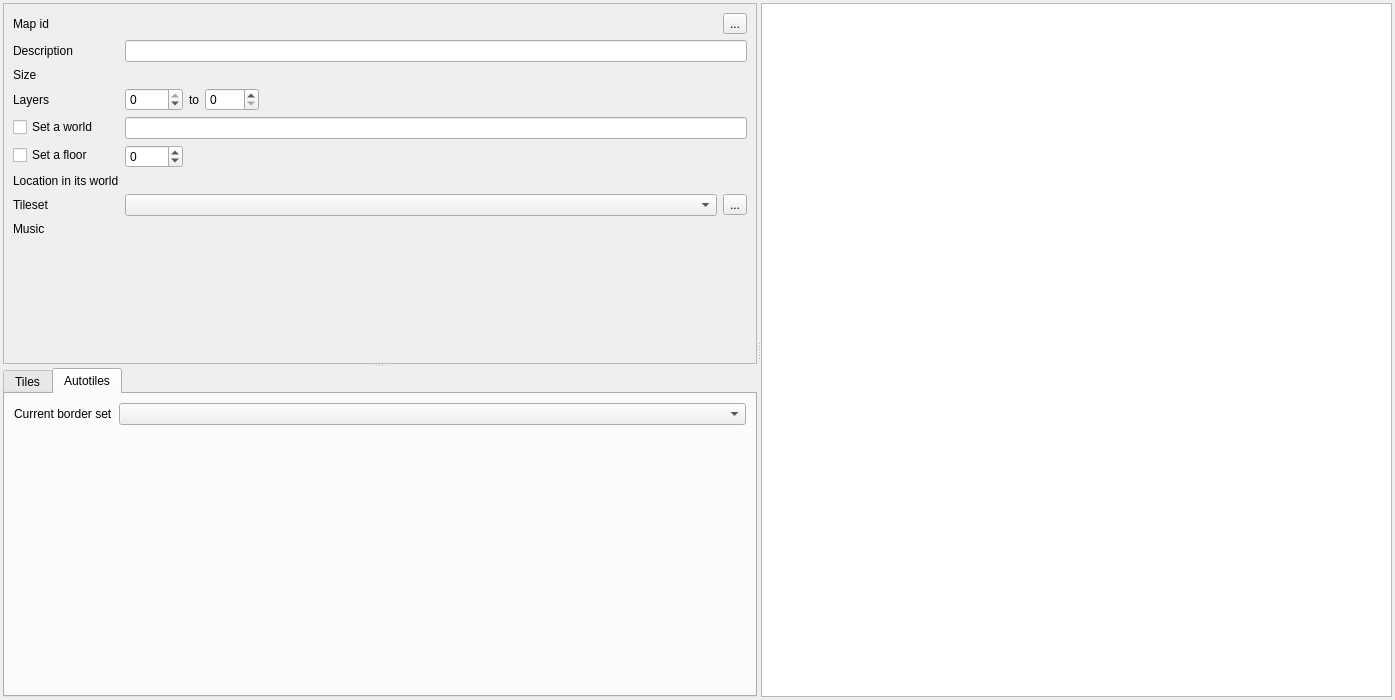
Above: src/widgets/map_editor.ui from Kangie/solarus before the change. Below: the same form after it.
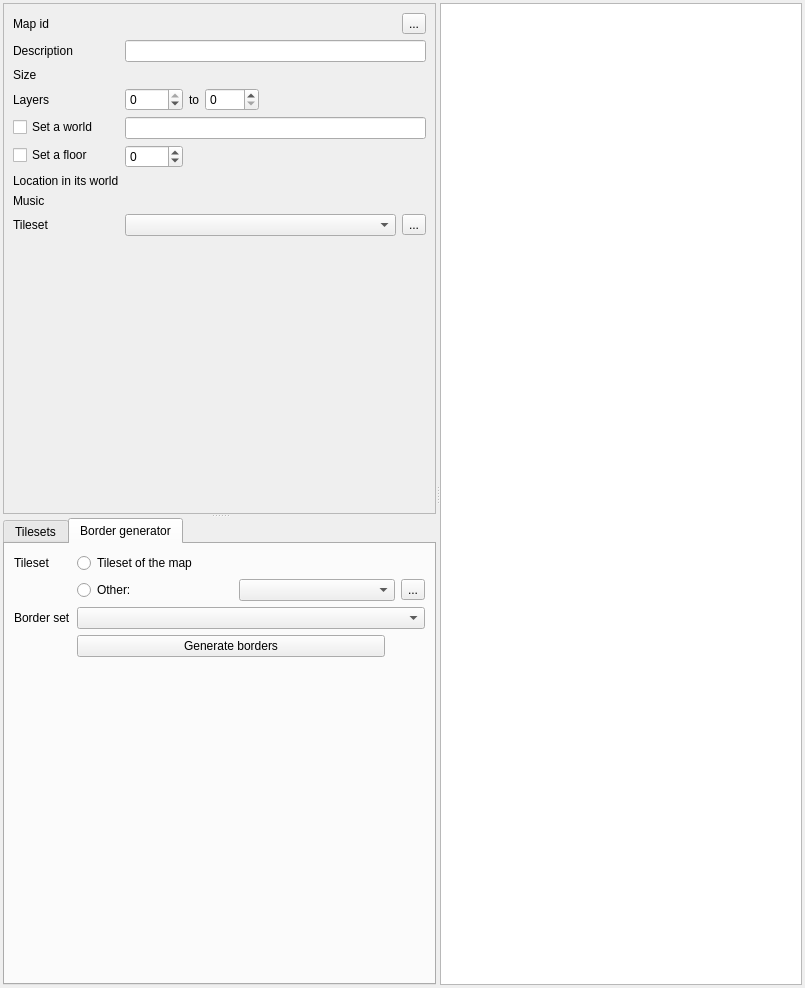
That is the form after the change. The open tabs and pages were chosen to show the change. Icons and pictures are not drawn. Custom widgets are drawn as their Qt base class.

Commit message: Border generator UI

```diff
--- a/src/widgets/map_editor.ui
+++ b/src/widgets/map_editor.ui
@@ -6,8 +6,8 @@
    <rect>
     <x>0</x>
     <y>0</y>
-    <width>1395</width>
-    <height>700</height>
+    <width>805</width>
+    <height>988</height>
    </rect>
   </property>
   <property name="windowTitle">
@@ -65,8 +65,8 @@
             <rect>
              <x>0</x>
              <y>0</y>
-             <width>817</width>
-             <height>387</height>
+             <width>468</width>
+             <height>554</height>
             </rect>
            </property>
            <property name="sizePolicy">
@@ -283,47 +283,6 @@
             <item row="6" column="1">
              <widget class="SolarusEditor::PairSpinBox" name="location_field" native="true"/>
             </item>
-            <item row="7" column="0">
-             <widget class="QLabel" name="tileset_label">
-              <property name="text">
-               <string>Tileset</string>
-              </property>
-             </widget>
-            </item>
-            <item row="7" column="1">
-             <layout class="QHBoxLayout" name="horizontal_layout_5">
-              <item>
-               <widget class="SolarusEditor::ResourceSelector" name="tileset_field">
-                <property name="toolTip">
-                 <string>Tileset of the map</string>
-                </property>
-               </widget>
-              </item>
-              <item>
-               <widget class="QToolButton" name="tileset_edit_button">
-                <property name="toolTip">
-                 <string>Edit tileset (Ctrl-T)</string>
-                </property>
-                <property name="text">
-                 <string>...</string>
-                </property>
-                <property name="icon">
-                 <iconset resource="../../resources/images.qrc">
-                  <normaloff>:/images/icon_edit.png</normaloff>:/images/icon_edit.png</iconset>
-                </property>
-                <property name="iconSize">
-                 <size>
-                  <width>24</width>
-                  <height>24</height>
-                 </size>
-                </property>
-                <property name="shortcut">
-                 <string>Ctrl+T</string>
-                </property>
-               </widget>
-              </item>
-             </layout>
-            </item>
             <item row="8" column="0">
              <widget class="QLabel" name="music_label">
               <property name="text">
@@ -334,6 +293,47 @@
             <item row="8" column="1">
              <widget class="SolarusEditor::MusicChooser" name="music_field" native="true"/>
             </item>
+            <item row="9" column="0">
+             <widget class="QLabel" name="tileset_label">
+              <property name="text">
+               <string>Tileset</string>
+              </property>
+             </widget>
+            </item>
+            <item row="9" column="1">
+             <layout class="QHBoxLayout" name="horizontal_layout_5">
+              <item>
+               <widget class="SolarusEditor::ResourceSelector" name="tileset_field">
+                <property name="toolTip">
+                 <string>Tileset of the map</string>
+                </property>
+               </widget>
+              </item>
+              <item>
+               <widget class="QToolButton" name="tileset_edit_button">
+                <property name="toolTip">
+                 <string>Edit tileset (Ctrl-T)</string>
+                </property>
+                <property name="text">
+                 <string>...</string>
+                </property>
+                <property name="icon">
+                 <iconset resource="../../resources/images.qrc">
+                  <normaloff>:/images/icon_edit.png</normaloff>:/images/icon_edit.png</iconset>
+                </property>
+                <property name="iconSize">
+                 <size>
+                  <width>24</width>
+                  <height>24</height>
+                 </size>
+                </property>
+                <property name="shortcut">
+                 <string>Ctrl+T</string>
+                </property>
+               </widget>
+              </item>
+             </layout>
+            </item>
            </layout>
           </widget>
          </widget>
@@ -343,7 +343,7 @@
           </property>
           <widget class="QWidget" name="patterns_tab">
            <attribute name="title">
-            <string>Tiles</string>
+            <string>Tilesets</string>
            </attribute>
            <layout class="QVBoxLayout" name="verticalLayout">
             <property name="leftMargin">
@@ -372,30 +372,118 @@
           </widget>
           <widget class="QWidget" name="border_sets_tab">
            <attribute name="title">
-            <string>Autotiles</string>
+            <string>Border generator</string>
            </attribute>
-           <layout class="QVBoxLayout" name="verticalLayout_3">
-            <item>
-             <layout class="QFormLayout" name="border_sets_layout">
-              <item row="0" column="0">
-               <widget class="QLabel" name="current_border_set_label">
+           <layout class="QFormLayout" name="formLayout_2">
+            <item row="0" column="0">
+             <widget class="QLabel" name="label_2">
+              <property name="text">
+               <string>Tileset</string>
+              </property>
+             </widget>
+            </item>
+            <item row="0" column="1">
+             <widget class="QRadioButton" name="radioButton">
+              <property name="text">
+               <string>Tileset of the map</string>
+              </property>
+             </widget>
+            </item>
+            <item row="1" column="1">
+             <layout class="QHBoxLayout" name="horizontal_layout_7">
+              <item>
+               <widget class="QRadioButton" name="radioButton_2">
                 <property name="text">
-                 <string>Current border set</string>
+                 <string>Other:</string>
                 </property>
                </widget>
               </item>
-              <item row="0" column="1">
-               <widget class="SolarusEditor::BorderSetSelector" name="current_border_sets_selector">
+              <item>
+               <widget class="SolarusEditor::ResourceSelector" name="border_set_tileset_field">
+                <property name="toolTip">
+                 <string>Tileset of the map</string>
+                </property>
+               </widget>
+              </item>
+              <item>
+               <widget class="QToolButton" name="border_set_tileset_edit_button">
+                <property name="toolTip">
+                 <string>Edit tileset (Ctrl-T)</string>
+                </property>
+                <property name="text">
+                 <string>...</string>
+                </property>
+                <property name="icon">
+                 <iconset resource="../../resources/images.qrc">
+                  <normaloff>:/images/icon_edit.png</normaloff>:/images/icon_edit.png</iconset>
+                </property>
                 <property name="iconSize">
                  <size>
-                  <width>32</width>
-                  <height>32</height>
+                  <width>24</width>
+                  <height>24</height>
                  </size>
                 </property>
                </widget>
               </item>
              </layout>
             </item>
+            <item row="2" column="0">
+             <widget class="QLabel" name="label">
+              <property name="text">
+               <string>Border set</string>
+              </property>
+             </widget>
+            </item>
+            <item row="2" column="1">
+             <widget class="SolarusEditor::BorderSetSelector" name="border_set_field">
+              <property name="iconSize">
+               <size>
+                <width>32</width>
+                <height>32</height>
+               </size>
+              </property>
+             </widget>
+            </item>
+            <item row="3" column="1">
+             <layout class="QHBoxLayout" name="horizontal_layout_3">
+              <item>
+               <widget class="QPushButton" name="generate_borders_button">
+                <property name="toolTip">
+                 <string>Generate borders around the selection (Ctrl+B)</string>
+                </property>
+                <property name="text">
+                 <string>Generate borders</string>
+                </property>
+                <property name="icon">
+                 <iconset resource="../../resources/images.qrc">
+                  <normaloff>:/images/border_kind_5.png</normaloff>:/images/border_kind_5.png</iconset>
+                </property>
+                <property name="iconSize">
+                 <size>
+                  <width>24</width>
+                  <height>24</height>
+                 </size>
+                </property>
+               </widget>
+              </item>
+              <item>
+               <spacer name="horizontal_spacer_2">
+                <property name="orientation">
+                 <enum>Qt::Horizontal</enum>
+                </property>
+                <property name="sizeType">
+                 <enum>QSizePolicy::Fixed</enum>
+                </property>
+                <property name="sizeHint" stdset="0">
+                 <size>
+                  <width>40</width>
+                  <height>20</height>
+                 </size>
+                </property>
+               </spacer>
+              </item>
+             </layout>
+            </item>
            </layout>
           </widget>
          </widget>
@@ -415,17 +503,17 @@
   </layout>
  </widget>
  <customwidgets>
-  <customwidget>
-   <class>SolarusEditor::ResourceSelector</class>
-   <extends>QComboBox</extends>
-   <header>include/widgets/resource_selector.h</header>
-  </customwidget>
   <customwidget>
    <class>SolarusEditor::PairSpinBox</class>
    <extends>QWidget</extends>
    <header>widgets/pair_spin_box.h</header>
    <container>1</container>
   </customwidget>
+  <customwidget>
+   <class>SolarusEditor::ResourceSelector</class>
+   <extends>QComboBox</extends>
+   <header>include/widgets/resource_selector.h</header>
+  </customwidget>
   <customwidget>
    <class>SolarusEditor::TilesetView</class>
    <extends>QGraphicsView</extends>
```
Left out of the diff: 6 changed lines with no effect on the pictures. The commit also changes 3 other files.
